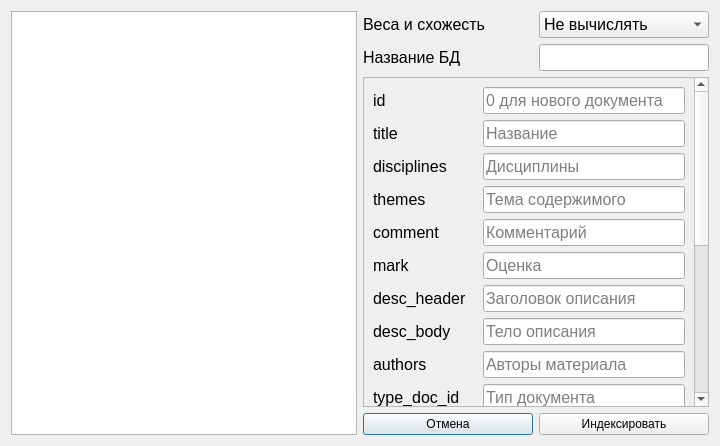
This is indexwindow.ui in layxproud/FileManagerVega as Qt 5 draws it before an edit. The edited form follows.
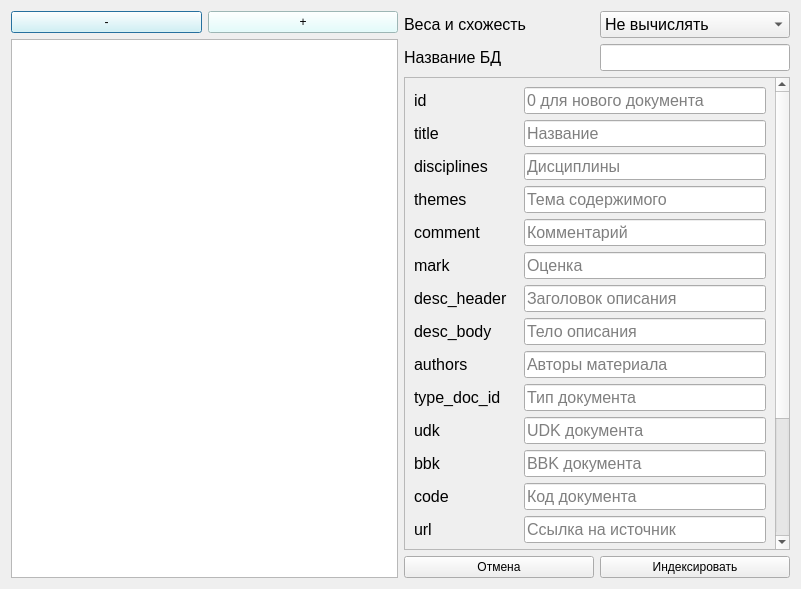
This is the edited form.

```diff
--- a/indexwindow.ui
+++ b/indexwindow.ui
@@ -6,8 +6,8 @@
    <rect>
     <x>0</x>
     <y>0</y>
-    <width>720</width>
-    <height>446</height>
+    <width>801</width>
+    <height>589</height>
    </rect>
   </property>
   <property name="windowTitle">
@@ -15,13 +15,63 @@
   </property>
   <layout class="QHBoxLayout" name="horizontalLayout">
    <item>
-    <widget class="QListWidget" name="listWidget">
-     <property name="font">
-      <font>
-       <pointsize>12</pointsize>
-      </font>
+    <layout class="QVBoxLayout" name="leftLayout">
+     <property name="leftMargin">
+      <number>0</number>
      </property>
-    </widget>
+     <item>
+      <layout class="QHBoxLayout" name="horizontalLayout_2">
+       <property name="topMargin">
+        <number>0</number>
+       </property>
+       <item>
+        <widget class="QPushButton" name="removeButton">
+         <property name="styleSheet">
+          <string notr="true">#removeButton {
+                                background-color: rgb(220, 255, 254);
+                                color: black;
+                                font-size: 12;
+                                font-style: bold;
+                                }
+                                #removeButton:hover {
+                                background-color: rgb(173, 200, 203);
+                                }</string>
+         </property>
+         <property name="text">
+          <string>-</string>
+         </property>
+        </widget>
+       </item>
+       <item>
+        <widget class="QPushButton" name="addButton">
+         <property name="styleSheet">
+          <string notr="true">#addButton {
+                             background-color: rgb(220, 255, 254);
+                             color: black;
+                             font-size: 12;
+                             font-style: bold;
+                             }
+                             #addButton:hover {
+                             background-color: rgb(173, 200, 203);
+                             }</string>
+         </property>
+         <property name="text">
+          <string>+</string>
+         </property>
+        </widget>
+       </item>
+      </layout>
+     </item>
+     <item>
+      <widget class="QListWidget" name="listWidget">
+       <property name="font">
+        <font>
+         <pointsize>12</pointsize>
+        </font>
+       </property>
+      </widget>
+     </item>
+    </layout>
    </item>
    <item>
     <layout class="QVBoxLayout" name="rightLayout">
@@ -110,7 +160,7 @@
          <rect>
           <x>0</x>
           <y>0</y>
-          <width>330</width>
+          <width>370</width>
           <height>683</height>
          </rect>
         </property>
```
